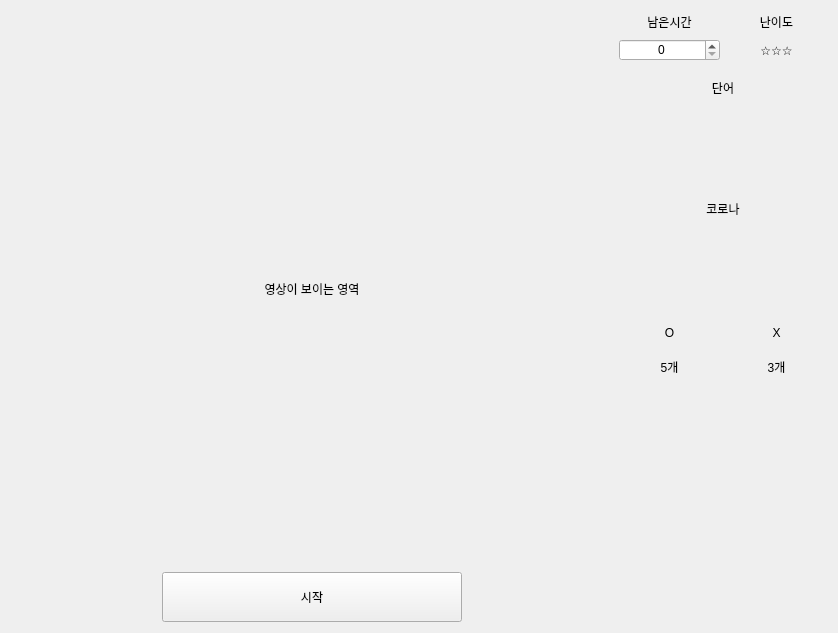
Old version of the form resource/test_form.ui in the repository boa9448/PyAutoMakerHuman.
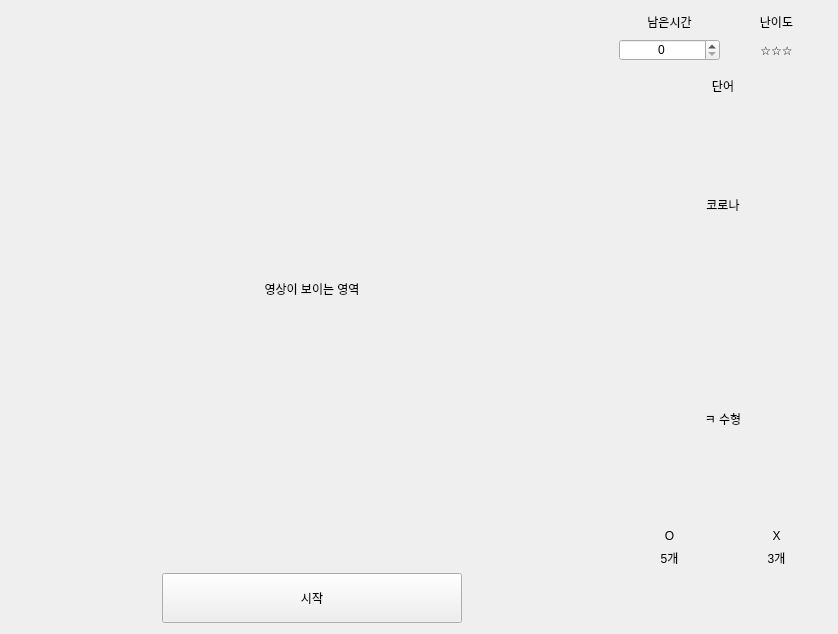
New version of the form.

Commit message: 다음 글자를 표시하기위한 UI추가

What changed in the file:
```diff
--- a/resource/test_form.ui
+++ b/resource/test_form.ui
@@ -262,6 +262,34 @@
        </property>
       </widget>
      </item>
+     <item>
+      <widget class="QLabel" name="char_img_label">
+       <property name="sizePolicy">
+        <sizepolicy hsizetype="Preferred" vsizetype="Maximum">
+         <horstretch>0</horstretch>
+         <verstretch>0</verstretch>
+        </sizepolicy>
+       </property>
+       <property name="minimumSize">
+        <size>
+         <width>208</width>
+         <height>208</height>
+        </size>
+       </property>
+       <property name="maximumSize">
+        <size>
+         <width>208</width>
+         <height>208</height>
+        </size>
+       </property>
+       <property name="text">
+        <string>ㅋ 수형</string>
+       </property>
+       <property name="alignment">
+        <set>Qt::AlignCenter</set>
+       </property>
+      </widget>
+     </item>
      <item>
       <layout class="QGridLayout" name="gridLayout_3">
        <item row="0" column="0">
```
The commit also changes 1 other file.
